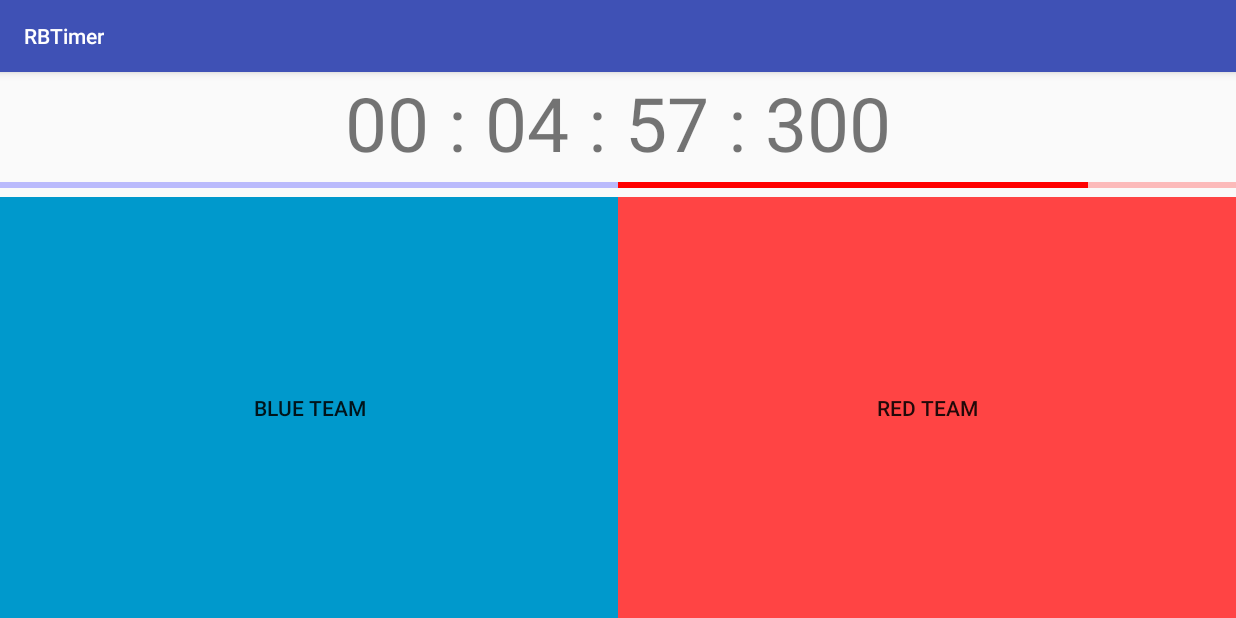
After one commit to Rothen68/RBTimer, an Android app: the CaptureTheFlagActivity screen opened directly, with no data from a screen before it, on a phone screen of 824 x 412 dp (held sideways). The commit adds this screen. Run offline under Robolectric (Android 15) with nearby library versions, the phone set to English and light mode, and no system bars.

Commit message:
CaptureTheFlag, main interface + frag progress bar

```diff
--- a/app/src/main/AndroidManifest.xml
+++ b/app/src/main/AndroidManifest.xml
@@ -37,8 +37,11 @@
         </activity>
         <activity
             android:name=".BombPlantActivity"
-            android:label="Bomb Plant" />
-        <activity android:name=".SettingsActivity"></activity>
+            android:label="Bomb Plant"
+            android:screenOrientation="portrait" />
+        <activity android:name=".SettingsActivity" />
+        <activity android:name=".CaptureTheFlagActivity"
+            android:screenOrientation="landscape" ></activity>
     </application>
 
 </manifest>
--- a/app/src/main/java/com/rothen/rbtimer/BombPlantActivity.java
+++ b/app/src/main/java/com/rothen/rbtimer/BombPlantActivity.java
@@ -9,6 +9,7 @@ import android.support.v7.app.AppCompatActivity;
 import android.view.Menu;
 import android.view.MenuInflater;
 import android.view.MenuItem;
+import android.view.WindowManager;
 
 import com.rothen.rbtimer.model.BombSettingsParameters;
 import com.rothen.rbtimer.model.SettingsCategory;
@@ -43,7 +44,7 @@ public class BombPlantActivity extends AppCompatActivity implements HoldButtonFr
     private TimerFragment timerFragment;
     private HoldButtonFragment holdButtonFragment;
 
-    private ParametersService parametersService;
+
 
     private boolean isBombArmed;
     private boolean isBombExplosed;
@@ -51,6 +52,7 @@ public class BombPlantActivity extends AppCompatActivity implements HoldButtonFr
 
     private SensorManagement sensorManagement;
     private SoundService soundService;
+    private ParametersService parametersService;
 
     private NFCService nfcService;
     private String currentNFCTag = "";
@@ -63,6 +65,7 @@ public class BombPlantActivity extends AppCompatActivity implements HoldButtonFr
     protected void onCreate(Bundle savedInstanceState) {
         super.onCreate(savedInstanceState);
         setContentView(R.layout.activity_bomb_plant);
+        getWindow().addFlags(WindowManager.LayoutParams.FLAG_KEEP_SCREEN_ON);
         timerFragment = (TimerFragment) getSupportFragmentManager().findFragmentById(R.id.fragTimer);
         holdButtonFragment = (HoldButtonFragment) getSupportFragmentManager().findFragmentById(R.id.fragHoldButton);
 
--- /dev/null
+++ b/app/src/main/java/com/rothen/rbtimer/CaptureTheFlagActivity.java
@@ -0,0 +1,75 @@
+package com.rothen.rbtimer;
+
+import android.os.CountDownTimer;
+import android.support.v7.app.AppCompatActivity;
+import android.os.Bundle;
+import android.widget.Button;
+
+import com.rothen.rbtimer.fragments.CaptureTheFlagChronoProgressFragment;
+import com.rothen.rbtimer.fragments.TimerFragment;
+import com.rothen.rbtimer.model.BombSettingsParameters;
+import com.rothen.rbtimer.service.ParametersService;
+import com.rothen.rbtimer.service.SoundService;
+import com.rothen.rbtimer.utils.Utils;
+
+
+public class CaptureTheFlagActivity extends AppCompatActivity {
+
+    private CaptureTheFlagChronoProgressFragment fragProgress;
+    private TimerFragment fragTimer;
+
+    private Button btnRedTeam;
+    private Button btnBlueTeam;
+
+    private CountDownTimer partyCountDown;
+    private CountDownTimer captureCountDown;
+
+    private SoundService soundService;
+    private ParametersService parametersService;
+
+    private  int PARTYTIME = 20;
+    private int CAPTURETIME = 4;
+
+    private long second;
+
+    @Override
+    protected void onCreate(Bundle savedInstanceState) {
+        super.onCreate(savedInstanceState);
+        setContentView(R.layout.activity_capture_the_flag);
+
+        soundService = new SoundService(this);
+        parametersService = new ParametersService(this, new BombSettingsParameters(this));
+
+        fragProgress = (CaptureTheFlagChronoProgressFragment) getSupportFragmentManager().findFragmentById(R.id.fragProgress);
+        fragTimer = (TimerFragment) getSupportFragmentManager().findFragmentById(R.id.fragTimer);
+        btnRedTeam = (Button) findViewById(R.id.btnRedTeam);
+        btnBlueTeam = (Button) findViewById(R.id.btnBlueTeam);
+
+        second = parametersService.getInt(BombSettingsParameters.CAT_BOMB, BombSettingsParameters.PAR_BOMB_DURATION) * 1000;
+        partyCountDown = new CountDownTimer(parametersService.getInt(BombSettingsParameters.CAT_BOMB, BombSettingsParameters.PAR_BOMB_DURATION) * 1000, 10) {
+            @Override
+            public void onTick(long millisUntilFinished) {
+                fragTimer.setTimer(Utils.millisecondToStringTimer(millisUntilFinished));
+
+                if (millisUntilFinished < parametersService.getInt(BombSettingsParameters.CAT_BOMB, BombSettingsParameters.PAR_BOMB_FAST_BIP_DURATION) * 1000) {
+                    if (millisUntilFinished + 1000 < second) {
+                        soundService.makeBip();
+                        second = millisUntilFinished;
+                    }
+                } else if (millisUntilFinished < parametersService.getInt(BombSettingsParameters.CAT_BOMB, BombSettingsParameters.PAR_BOMB_SLOW_BIP_DURATION) * 1000)
+
+                    if (millisUntilFinished + 2000 < second) {
+                        soundService.makeBip();
+                        second = millisUntilFinished;
+                    }
+            }
+
+
+            @Override
+            public void onFinish() {
+
+
+            }
+        }.start();
+    }
+}
--- a/app/src/main/java/com/rothen/rbtimer/MainActivity.java
+++ b/app/src/main/java/com/rothen/rbtimer/MainActivity.java
@@ -1,5 +1,6 @@
 package com.rothen.rbtimer;
 
+import android.app.Activity;
 import android.content.Intent;
 import android.os.PersistableBundle;
 import android.support.v7.app.AppCompatActivity;
@@ -7,6 +8,8 @@ import android.os.Bundle;
 import android.view.MenuItem;
 import android.view.View;
 import android.widget.Button;
+
+import com.rothen.rbtimer.model.IActivitySettingsParameters;
 
 public class MainActivity extends AppCompatActivity {
 
@@ -19,13 +22,27 @@ public class MainActivity extends AppCompatActivity {
         bombPlant.setOnClickListener(new View.OnClickListener() {
             @Override
             public void onClick(View v) {
-                startActivity(BombPlantActivity.class);
+
+                startBombPlantActivity();
+            }
+        });
+
+        Button captureTheFlaq = (Button) findViewById(R.id.btnCaptureTheFlagActivity);
+        captureTheFlaq.setOnClickListener(new View.OnClickListener() {
+            @Override
+            public void onClick(View v) {
+
+                startCaptureTheFlagActivity();
             }
         });
     }
 
-    private void startActivity(Class<BombPlantActivity> activity) {
-        Intent i = new Intent(this,activity);
+    private void startCaptureTheFlagActivity() {
+        Intent i = new Intent(this,CaptureTheFlagActivity.class);
+        startActivity(i);
+    }
+    private void startBombPlantActivity() {
+        Intent i = new Intent(this,BombPlantActivity.class);
         startActivity(i);
     }
 
--- /dev/null
+++ b/app/src/main/java/com/rothen/rbtimer/fragments/CaptureTheFlagChronoProgressFragment.java
@@ -0,0 +1,56 @@
+package com.rothen.rbtimer.fragments;
+
+import android.graphics.Color;
+import android.graphics.PorterDuff;
+import android.os.Bundle;
+import android.support.annotation.Nullable;
+import android.support.v4.app.Fragment;
+import android.view.LayoutInflater;
+import android.view.View;
+import android.view.ViewGroup;
+import android.widget.ProgressBar;
+import android.widget.TextView;
+
+import com.rothen.rbtimer.R;
+
+/**
+ * Created by apest on 10/04/2017.
+ */
+
+public class CaptureTheFlagChronoProgressFragment extends Fragment {
+    private ProgressBar pbRed;
+    private ProgressBar pbBlue;
+
+    @Nullable
+    @Override
+    public View onCreateView(LayoutInflater inflater, @Nullable ViewGroup container, @Nullable Bundle savedInstanceState) {
+        View v = inflater.inflate(R.layout.capture_the_flag_chrono_progress_frag,container);
+        pbRed = (ProgressBar) v.findViewById(R.id.pgrRedProgress);
+        pbBlue = (ProgressBar) v.findViewById(R.id.pgrBlueProgress);
+        pbBlue.getProgressDrawable().setColorFilter(Color.BLUE, PorterDuff.Mode.MULTIPLY);
+        pbRed.getProgressDrawable().setColorFilter(Color.RED, PorterDuff.Mode.MULTIPLY);
+        setProgress(76);
+        return v;
+    }
+
+    public void setProgress(int progress)
+    {
+        if(progress<0)
+        {
+            pbBlue.setProgress(-progress);
+            pbRed.setProgress(0);
+        }
+        else if (progress>0)
+        {
+            pbRed.setProgress(progress);
+            pbBlue.setProgress(0);
+        }
+        else
+        {
+            pbRed.setProgress(0);
+            pbBlue.setProgress(0);
+        }
+
+    }
+
+}
--- /dev/null
+++ b/app/src/main/res/layout/activity_capture_the_flag.xml
@@ -0,0 +1,42 @@
+<?xml version="1.0" encoding="utf-8"?>
+<LinearLayout xmlns:android="http://schemas.android.com/apk/res/android"
+    android:layout_width="match_parent"
+    android:layout_height="match_parent"
+    android:orientation="vertical">
+
+
+    <fragment
+        android:id="@+id/fragTimer"
+        android:name="com.rothen.rbtimer.fragments.TimerFragment"
+        android:layout_width="match_parent"
+        android:layout_height="wrap_content" />
+
+    <fragment
+        android:id="@+id/fragProgress"
+        android:name="com.rothen.rbtimer.fragments.CaptureTheFlagChronoProgressFragment"
+        android:layout_width="match_parent"
+        android:layout_height="wrap_content" />
+
+    <LinearLayout
+        android:layout_width="match_parent"
+        android:layout_height="match_parent"
+        android:orientation="horizontal">
+
+        <Button
+            android:id="@+id/btnBlueTeam"
+            android:layout_width="match_parent"
+            android:layout_height="match_parent"
+            android:layout_weight="1"
+            android:background="@android:color/holo_blue_dark"
+            android:text="Blue Team" />
+
+        <Button
+            android:id="@+id/btnRedTeam"
+            android:layout_width="match_parent"
+            android:layout_height="match_parent"
+            android:layout_weight="1"
+            android:background="@android:color/holo_red_light"
+            android:text="Red Team" />
+    </LinearLayout>
+
+</LinearLayout>
--- a/app/src/main/res/layout/activity_main.xml
+++ b/app/src/main/res/layout/activity_main.xml
@@ -9,4 +9,9 @@
         android:layout_width="match_parent"
         android:layout_height="wrap_content"
         android:text="Bomb Plant" />
+    <Button
+        android:id="@+id/btnCaptureTheFlagActivity"
+        android:layout_width="match_parent"
+        android:layout_height="wrap_content"
+        android:text="Capture The Flaq" />
 </LinearLayout>
--- /dev/null
+++ b/app/src/main/res/layout/capture_the_flag_chrono_progress_frag.xml
@@ -0,0 +1,26 @@
+<?xml version="1.0" encoding="utf-8"?>
+<LinearLayout xmlns:android="http://schemas.android.com/apk/res/android"
+    xmlns:tools="http://schemas.android.com/tools"
+    android:layout_width="match_parent"
+    android:layout_height="match_parent"
+    android:orientation="horizontal">
+
+
+    <ProgressBar
+        android:id="@+id/pgrBlueProgress"
+        style="?android:attr/progressBarStyleHorizontal"
+        android:layout_width="match_parent"
+        android:layout_height="wrap_content"
+        android:layout_weight="1"
+        android:progress="50"
+        android:rotationY="180" />
+
+    <ProgressBar
+        android:id="@+id/pgrRedProgress"
+        style="?android:attr/progressBarStyleHorizontal"
+        android:layout_width="match_parent"
+        android:layout_height="wrap_content"
+        android:layout_weight="1"
+        android:progress="50" />
+
+</LinearLayout>
--- a/app/src/main/res/values/styles.xml
+++ b/app/src/main/res/values/styles.xml
@@ -10,4 +10,5 @@
 
 
 
+
 </resources>
```
